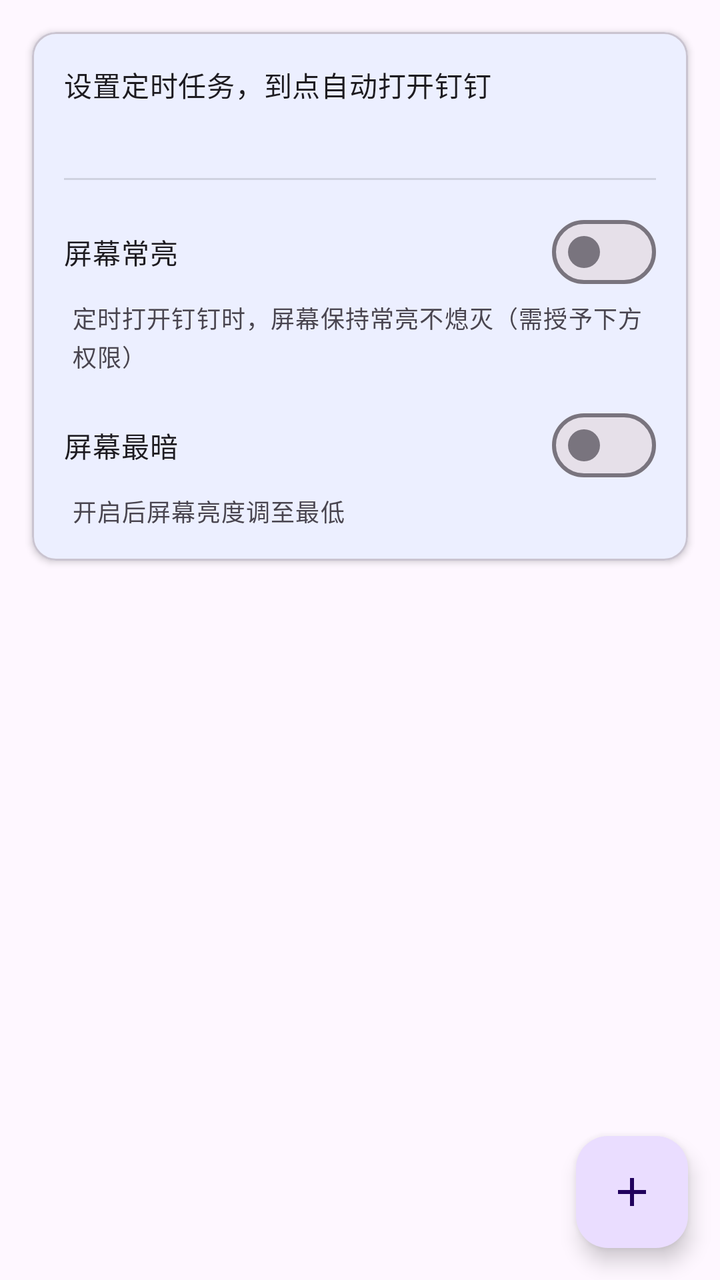
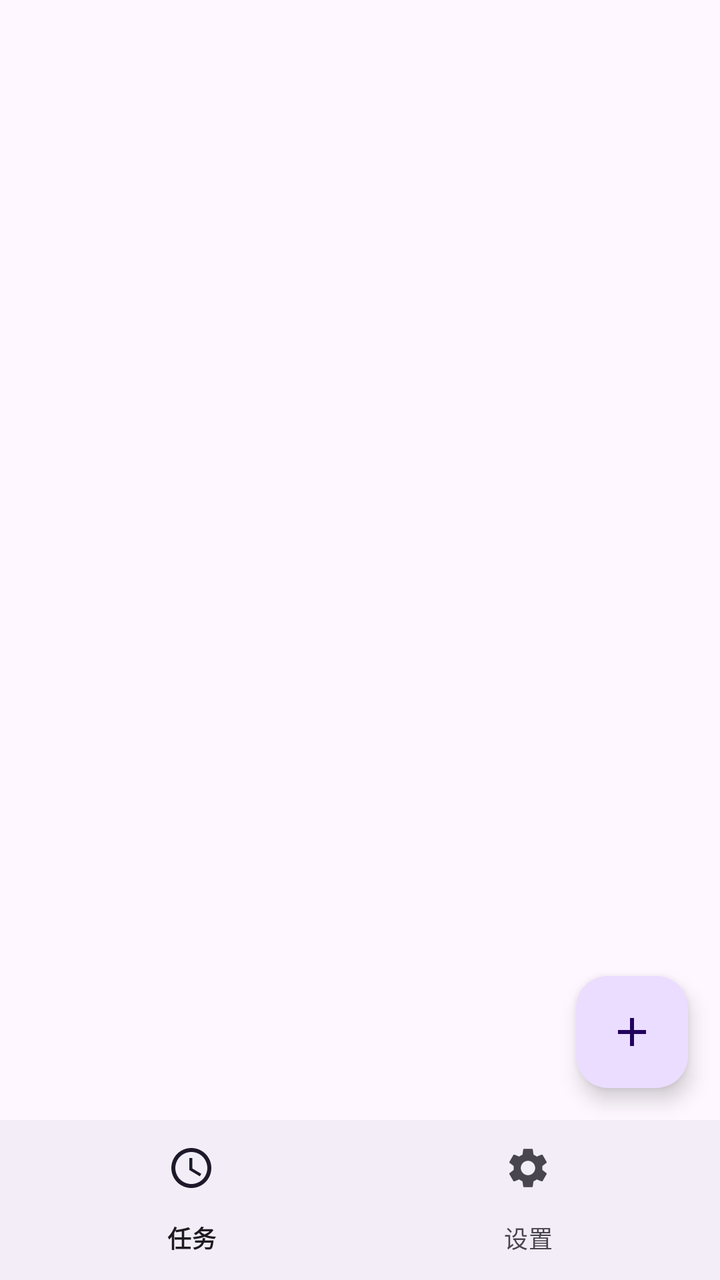

Screens rendered from an Android XML layout before and after an edit, with the pre-edit source and the edit as a unified diff.
<!-- AndroidManifest.xml: application theme Theme.DDTask -->
<!-- res/layout/activity_main.xml -->
<?xml version="1.0" encoding="utf-8"?>
<androidx.coordinatorlayout.widget.CoordinatorLayout
    xmlns:android="http://schemas.android.com/apk/res/android"
    xmlns:app="http://schemas.android.com/apk/res-auto"
    android:layout_width="match_parent"
    android:layout_height="match_parent">

    <LinearLayout
        android:layout_width="match_parent"
        android:layout_height="match_parent"
        android:orientation="vertical">

        <com.google.android.material.card.MaterialCardView
            android:layout_width="match_parent"
            android:layout_height="wrap_content"
            android:layout_margin="16dp"
            app:cardElevation="2dp">

            <LinearLayout
                android:layout_width="match_parent"
                android:layout_height="wrap_content"
                android:orientation="vertical"
                android:padding="16dp">

                <TextView
                    android:layout_width="wrap_content"
                    android:layout_height="wrap_content"
                    android:text="@string/app_description"
                    android:textAppearance="?attr/textAppearanceBodyMedium" />

                <TextView
                    android:id="@+id/status_dingtalk"
                    android:layout_width="wrap_content"
                    android:layout_height="wrap_content"
                    android:layout_marginTop="8dp"
                    android:textAppearance="?attr/textAppearanceBodySmall" />

                <View
                    android:layout_width="match_parent"
                    android:layout_height="1dp"
                    android:layout_marginVertical="12dp"
                    android:background="?android:attr/listDivider" />

                <com.google.android.material.materialswitch.MaterialSwitch
                    android:id="@+id/switch_keep_screen_on"
                    android:layout_width="match_parent"
                    android:layout_height="wrap_content"
                    android:text="@string/keep_screen_on" />

                <TextView
                    android:layout_width="wrap_content"
                    android:layout_height="wrap_content"
                    android:layout_marginStart="4dp"
                    android:text="@string/keep_screen_on_desc"
                    android:textAppearance="?attr/textAppearanceBodySmall"
                    android:textColor="?android:attr/textColorSecondary" />

                <com.google.android.material.materialswitch.MaterialSwitch
                    android:id="@+id/switch_dim_screen"
                    android:layout_width="match_parent"
                    android:layout_height="wrap_content"
                    android:layout_marginTop="12dp"
                    android:text="@string/dim_screen" />

                <TextView
                    android:layout_width="wrap_content"
                    android:layout_height="wrap_content"
                    android:layout_marginStart="4dp"
                    android:text="@string/dim_screen_desc"
                    android:textAppearance="?attr/textAppearanceBodySmall"
                    android:textColor="?android:attr/textColorSecondary" />

            </LinearLayout>

        </com.google.android.material.card.MaterialCardView>

        <FrameLayout
            android:layout_width="match_parent"
            android:layout_height="0dp"
            android:layout_weight="1">

            <androidx.recyclerview.widget.RecyclerView
                android:id="@+id/recycler_tasks"
                android:layout_width="match_parent"
                android:layout_height="match_parent"
                android:clipToPadding="false"
                android:paddingBottom="88dp" />

            <TextView
                android:id="@+id/empty_view"
                android:layout_width="match_parent"
                android:layout_height="match_parent"
                android:gravity="center"
                android:text="@string/empty_tasks"
                android:textAppearance="?attr/textAppearanceBodyLarge"
                android:visibility="gone" />

        </FrameLayout>

    </LinearLayout>

    <com.google.android.material.floatingactionbutton.FloatingActionButton
        android:id="@+id/fab_add"
        android:layout_width="wrap_content"
        android:layout_height="wrap_content"
        android:layout_gravity="bottom|end"
        android:layout_margin="16dp"
        android:contentDescription="@string/add_task"
        app:srcCompat="@drawable/ic_add" />

</androidx.coordinatorlayout.widget.CoordinatorLayout>
<!-- resources referenced by this layout -->
<resources>
  <!-- drawable ic_add (drawable) -->
  <vector xmlns:android="http://schemas.android.com/apk/res/android"
      android:width="24dp"
      android:height="24dp"
      android:viewportWidth="24"
      android:viewportHeight="24">
      <path
          android:fillColor="#FFFFFF"
          android:pathData="M19,13h-6v6h-2v-6H5v-2h6V5h2v6h6v2z" />
  </vector>
  <string name="add_task">添加定时任务</string>
  <string name="app_description">设置定时任务，到点自动打开钉钉</string>
  <string name="dim_screen">屏幕最暗</string>
  <string name="dim_screen_desc">开启后屏幕亮度调至最低</string>
  <string name="empty_tasks">暂无定时任务\n点击右下角 + 添加</string>
  <string name="keep_screen_on">屏幕常亮</string>
  <string name="keep_screen_on_desc">定时打开钉钉时，屏幕保持常亮不熄灭（需授予下方权限）</string>
  <style name="Theme.DDTask" parent="Theme.Material3.Light.NoActionBar">
          <item name="colorPrimary">@color/primary</item>
          <item name="colorPrimaryDark">@color/primary_dark</item>
          <item name="colorSecondary">@color/secondary</item>
      </style>
  <color name="primary">#0089FF</color>
  <color name="primary_dark">#0066CC</color>
  <color name="secondary">#FF6B35</color>
</resources>

<!-- the commit's change to res/layout/activity_main.xml (unified diff, before → after) -->
@@ -1,111 +1,36 @@
 <?xml version="1.0" encoding="utf-8"?>
-<androidx.coordinatorlayout.widget.CoordinatorLayout
+<androidx.constraintlayout.widget.ConstraintLayout
     xmlns:android="http://schemas.android.com/apk/res/android"
     xmlns:app="http://schemas.android.com/apk/res-auto"
     android:layout_width="match_parent"
     android:layout_height="match_parent">
 
-    <LinearLayout
-        android:layout_width="match_parent"
-        android:layout_height="match_parent"
-        android:orientation="vertical">
+    <androidx.viewpager2.widget.ViewPager2
+        android:id="@+id/view_pager"
+        android:layout_width="0dp"
+        android:layout_height="0dp"
+        app:layout_constraintBottom_toTopOf="@id/bottom_nav"
+        app:layout_constraintEnd_toEndOf="parent"
+        app:layout_constraintStart_toStartOf="parent"
+        app:layout_constraintTop_toTopOf="parent" />
 
-        <com.google.android.material.card.MaterialCardView
-            android:layout_width="match_parent"
-            android:layout_height="wrap_content"
-            android:layout_margin="16dp"
-            app:cardElevation="2dp">
-
-            <LinearLayout
-                android:layout_width="match_parent"
-                android:layout_height="wrap_content"
-                android:orientation="vertical"
-                android:padding="16dp">
-
-                <TextView
-                    android:layout_width="wrap_content"
-                    android:layout_height="wrap_content"
-                    android:text="@string/app_description"
-                    android:textAppearance="?attr/textAppearanceBodyMedium" />
-
-                <TextView
-                    android:id="@+id/status_dingtalk"
-                    android:layout_width="wrap_content"
-                    android:layout_height="wrap_content"
-                    android:layout_marginTop="8dp"
-                    android:textAppearance="?attr/textAppearanceBodySmall" />
-
-                <View
-                    android:layout_width="match_parent"
-                    android:layout_height="1dp"
-                    android:layout_marginVertical="12dp"
-                    android:background="?android:attr/listDivider" />
-
-                <com.google.android.material.materialswitch.MaterialSwitch
-                    android:id="@+id/switch_keep_screen_on"
-                    android:layout_width="match_parent"
-                    android:layout_height="wrap_content"
-                    android:text="@string/keep_screen_on" />
-
-                <TextView
-                    android:layout_width="wrap_content"
-                    android:layout_height="wrap_content"
-                    android:layout_marginStart="4dp"
-                    android:text="@string/keep_screen_on_desc"
-                    android:textAppearance="?attr/textAppearanceBodySmall"
-                    android:textColor="?android:attr/textColorSecondary" />
-
-                <com.google.android.material.materialswitch.MaterialSwitch
-                    android:id="@+id/switch_dim_screen"
-                    android:layout_width="match_parent"
-                    android:layout_height="wrap_content"
-                    android:layout_marginTop="12dp"
-                    android:text="@string/dim_screen" />
-
-                <TextView
-                    android:layout_width="wrap_content"
-                    android:layout_height="wrap_content"
-                    android:layout_marginStart="4dp"
-                    android:text="@string/dim_screen_desc"
-                    android:textAppearance="?attr/textAppearanceBodySmall"
-                    android:textColor="?android:attr/textColorSecondary" />
-
-            </LinearLayout>
-
-        </com.google.android.material.card.MaterialCardView>
-
-        <FrameLayout
-            android:layout_width="match_parent"
-            android:layout_height="0dp"
-            android:layout_weight="1">
-
-            <androidx.recyclerview.widget.RecyclerView
-                android:id="@+id/recycler_tasks"
-                android:layout_width="match_parent"
-                android:layout_height="match_parent"
-                android:clipToPadding="false"
-                android:paddingBottom="88dp" />
-
-            <TextView
-                android:id="@+id/empty_view"
-                android:layout_width="match_parent"
-                android:layout_height="match_parent"
-                android:gravity="center"
-                android:text="@string/empty_tasks"
-                android:textAppearance="?attr/textAppearanceBodyLarge"
-                android:visibility="gone" />
-
-        </FrameLayout>
-
-    </LinearLayout>
+    <com.google.android.material.bottomnavigation.BottomNavigationView
+        android:id="@+id/bottom_nav"
+        android:layout_width="0dp"
+        android:layout_height="wrap_content"
+        app:layout_constraintBottom_toBottomOf="parent"
+        app:layout_constraintEnd_toEndOf="parent"
+        app:layout_constraintStart_toStartOf="parent"
+        app:menu="@menu/bottom_nav_menu" />
 
     <com.google.android.material.floatingactionbutton.FloatingActionButton
         android:id="@+id/fab_add"
         android:layout_width="wrap_content"
         android:layout_height="wrap_content"
-        android:layout_gravity="bottom|end"
         android:layout_margin="16dp"
         android:contentDescription="@string/add_task"
+        app:layout_constraintBottom_toTopOf="@id/bottom_nav"
+        app:layout_constraintEnd_toEndOf="parent"
         app:srcCompat="@drawable/ic_add" />
 
-</androidx.coordinatorlayout.widget.CoordinatorLayout>
+</androidx.constraintlayout.widget.ConstraintLayout>
<!-- resource entries referenced after the edit -->
@@ -11,12 +11,6 @@
           android:pathData="M19,13h-6v6h-2v-6H5v-2h6V5h2v6h6v2z" />
   </vector>
   <string name="add_task">添加定时任务</string>
-  <string name="app_description">设置定时任务，到点自动打开钉钉</string>
-  <string name="dim_screen">屏幕最暗</string>
-  <string name="dim_screen_desc">开启后屏幕亮度调至最低</string>
-  <string name="empty_tasks">暂无定时任务\n点击右下角 + 添加</string>
-  <string name="keep_screen_on">屏幕常亮</string>
-  <string name="keep_screen_on_desc">定时打开钉钉时，屏幕保持常亮不熄灭（需授予下方权限）</string>
   <style name="Theme.DDTask" parent="Theme.Material3.Light.NoActionBar">
           <item name="colorPrimary">@color/primary</item>
           <item name="colorPrimaryDark">@color/primary_dark</item>
